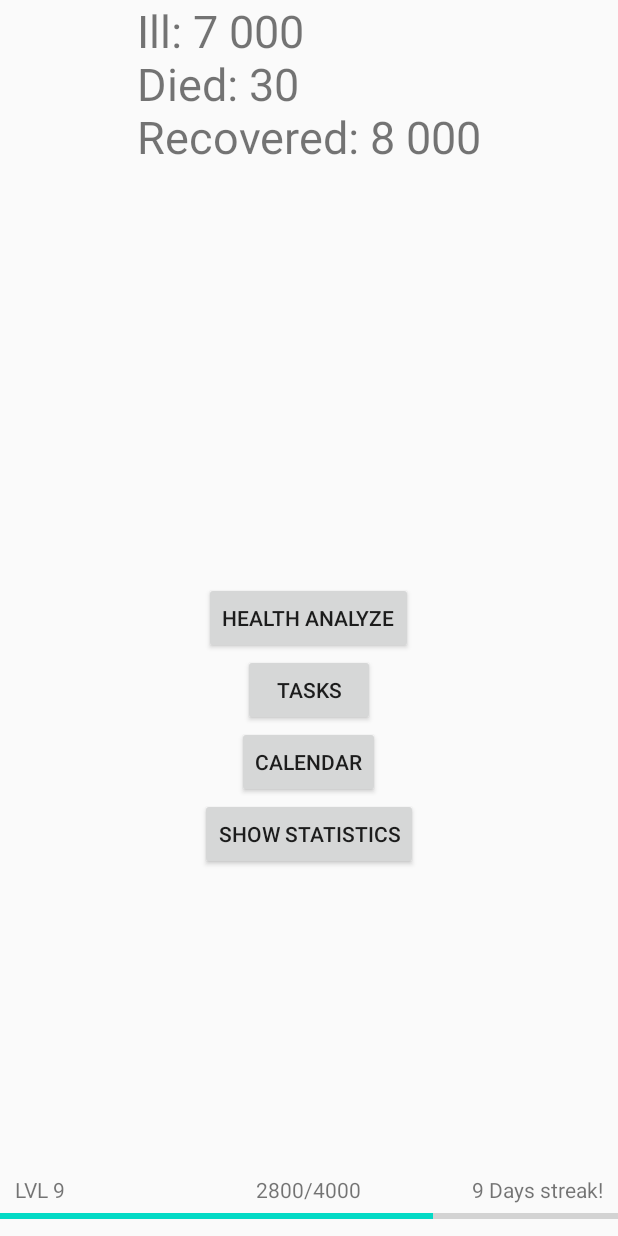
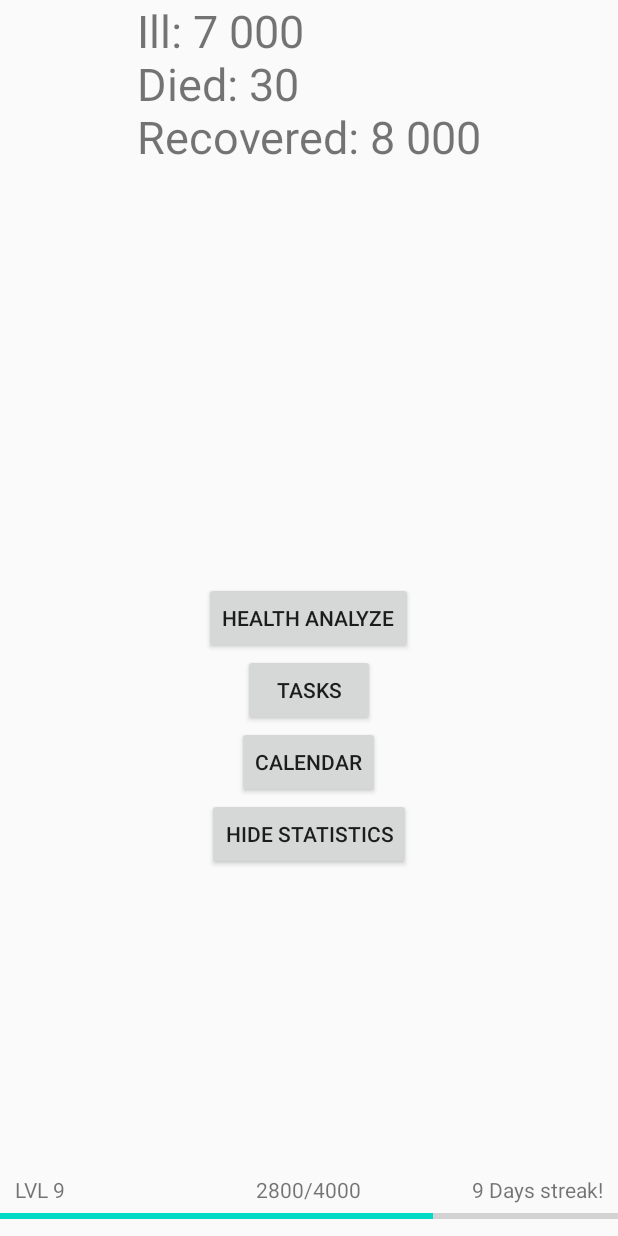
Before and after one commit to WitoldPietrzak/SysMob, an Android app: the screen it shows after launch (MainActivity), after a tap on "SHOW STATISTICS", on a phone screen of 412 x 824 dp. Run offline under Robolectric (Android 15) with nearby library versions, the phone set to English and light mode, and no system bars.

Commit message:
Some GUI fixes

```diff
--- a/app/src/main/java/com/example/smproject/Activities/MainActivity.java
+++ b/app/src/main/java/com/example/smproject/Activities/MainActivity.java
@@ -7,6 +7,7 @@ import android.content.Intent;
 import android.os.Bundle;
 import android.view.View;
 import android.widget.Button;
+import android.widget.TextView;
 
 import com.example.smproject.R;
 
@@ -16,6 +17,7 @@ public class MainActivity extends AppCompatActivity {
     Button calendarButton;
     Button analyserButton;
     Button statsButton;
+    TextView statsView;
 
     @Override
     protected void onCreate(Bundle savedInstanceState) {
@@ -26,6 +28,7 @@ public class MainActivity extends AppCompatActivity {
         calendarButton = findViewById(R.id.MA_CalendarButton);
         analyserButton = findViewById(R.id.MA_HealthAnalyzerButton);
         statsButton = findViewById(R.id.MA_StatsButton);
+        statsView = findViewById(R.id.MA_StatsTextView);
 
         analyserButton.setOnClickListener(new View.OnClickListener() {
             @Override
@@ -43,7 +46,13 @@ public class MainActivity extends AppCompatActivity {
         statsButton.setOnClickListener(new View.OnClickListener() {
             @Override
             public void onClick(View v) {
-                findViewById(R.id.MA_StatsTextView).setVisibility(View.VISIBLE);
+                if(statsView.getVisibility()==View.INVISIBLE) {
+                    statsView.setVisibility(View.VISIBLE);
+                    statsButton.setText(getResources().getString(R.string.hideStatistics));
+                    return;
+                }
+                statsView.setVisibility(View.INVISIBLE);
+                statsButton.setText(getResources().getString(R.string.showStatistics));
             }
         });
 
--- a/app/src/main/res/values/strings.xml
+++ b/app/src/main/res/values/strings.xml
@@ -37,6 +37,7 @@
     <string name="invalid_password">Password must be >5 characters</string>
     <string name="login_failed">"Login failed"</string>
     <string name="showStatistics">Show Statistics</string>
+    <string name="hideStatistics">Hide Statistics</string>
     <string name="dummyStats">Ill: 7 000 \nDied: 30 \nRecovered: 8 000</string>
     <string name="dummyLevel">LVL 9</string>
     <string name="dummyXP">2800/4000</string>
```
